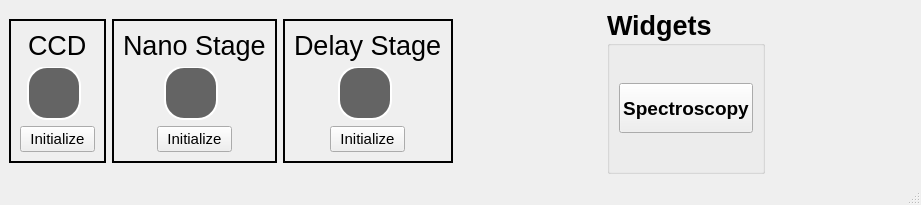
Before: the Qt Designer form qt_designer/qt_bcars2_main.ui in usnistgov/bcars_microscope, drawn with Qt 5.
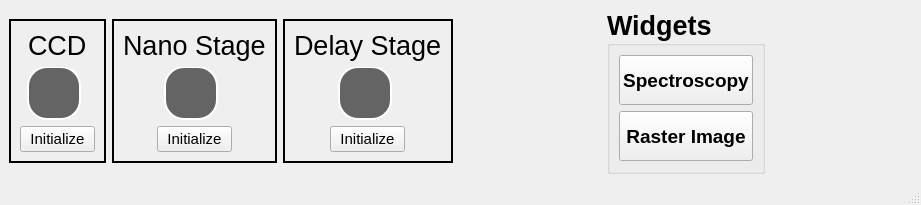
After: the same form once the commit is applied.

Commit message: Getting raster scanning implemented

The edit to the form file:
```diff
--- a/qt_designer/qt_bcars2_main.ui
+++ b/qt_designer/qt_bcars2_main.ui
@@ -317,6 +317,26 @@
          </property>
         </widget>
        </item>
+       <item row="1" column="0">
+        <widget class="QPushButton" name="pushButtonWinRaster">
+         <property name="maximumSize">
+          <size>
+           <width>134</width>
+           <height>50</height>
+          </size>
+         </property>
+         <property name="font">
+          <font>
+           <pointsize>14</pointsize>
+           <weight>75</weight>
+           <bold>true</bold>
+          </font>
+         </property>
+         <property name="text">
+          <string>Raster Image</string>
+         </property>
+        </widget>
+       </item>
       </layout>
      </widget>
     </item>
```
The commit also changes 9 other files.
